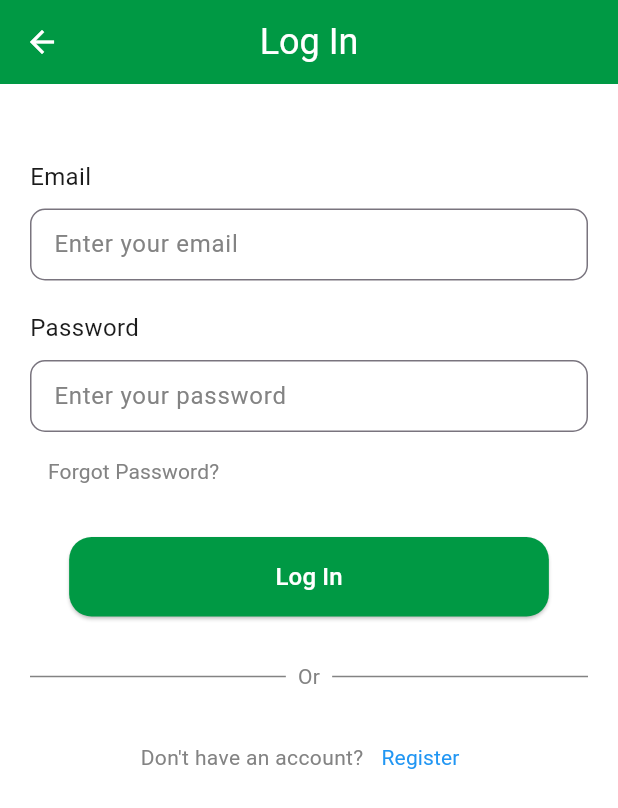
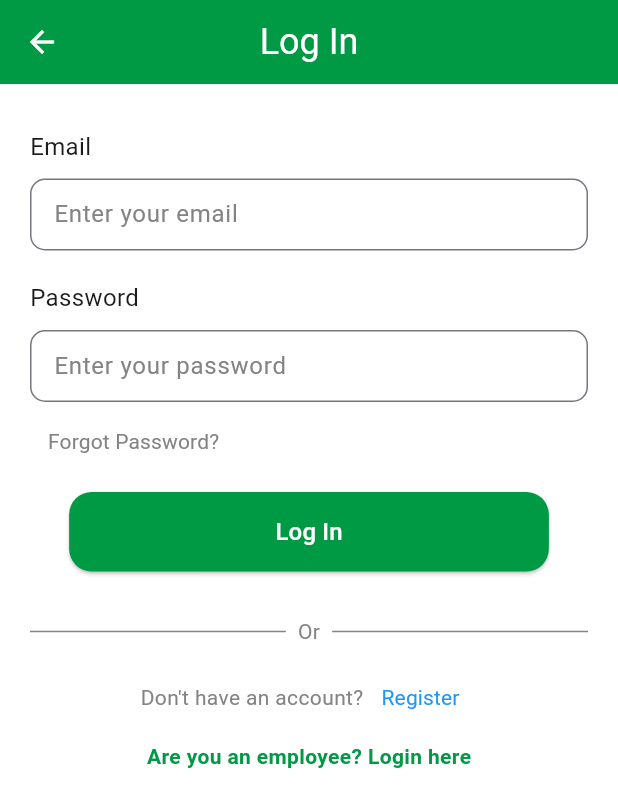
Before and after one commit to khushimadan/Fix-My-City, a Flutter app: the LogIn screen opened directly, on a phone screen of 412 x 824 dp. Shown: the top 808 px of the screen. Run offline on Flutter 3.47's test engine with Material 3 defaults, Android fonts, the phone set to English and light mode, and no system bars; our stand-ins replace cloud_firestore, firebase_auth, firebase_core, firebase_storage, geolocator, google_maps_flutter and 2 more; accounts and stored records are empty; Roboto replaces fonts that are missing (Poppins).

Commit message:
Update login_screen.dart

```diff
--- a/lib/screens/login_screen.dart
+++ b/lib/screens/login_screen.dart
@@ -1,9 +1,11 @@
 import 'package:fix_my_city/screens/forgot_password_screen.dart';
 import 'package:fix_my_city/screens/signup_screen.dart';
 import 'package:flutter/material.dart';
-import 'package:fix_my_city/widgets/bottom_nav_bar.dart';
+import 'package:fix_my_city/widgets/user_bottom_navbar.dart';
 import 'package:firebase_auth/firebase_auth.dart';
 import 'package:cloud_firestore/cloud_firestore.dart';
+import 'package:fix_my_city/screens/admin_login_screen.dart';
+import 'package:fix_my_city/screens/worker_login_screen.dart';
 
 class LogIn extends StatefulWidget {
   const LogIn({super.key});
@@ -103,7 +105,7 @@ class _LogInState extends State<LogIn> {
         body: SafeArea(
           child: SingleChildScrollView(
             child: Padding(
-              padding: const EdgeInsets.fromLTRB(20, 50, 20, 0),
+              padding: const EdgeInsets.fromLTRB(20, 30, 20, 0),
               child: Column(
                 children: [
                   const Align(
@@ -204,7 +206,7 @@ class _LogInState extends State<LogIn> {
                       ),
                     )
                   ]),
-                  const SizedBox(height: 20),
+                  const SizedBox(height: 10),
                   ElevatedButton(
                     onPressed: logIn,
                     style: ElevatedButton.styleFrom(
@@ -241,7 +243,7 @@ class _LogInState extends State<LogIn> {
                               0xFF838383))),
                     ],
                   ),
-                  const SizedBox(height: 20),
+                  const SizedBox(height: 10),
                   Row(mainAxisAlignment: MainAxisAlignment.center, children: [
                     const Text(
                       "Don't have an account?",
@@ -270,6 +272,41 @@ class _LogInState extends State<LogIn> {
                       ),
                     )
                   ]),
+                  const SizedBox(height: 5),
+                  GestureDetector(
+                    onTap: () {
+                      showModalBottomSheet(
+                        context: context,
+                        builder: (context) {
+                          return Column(
+                            mainAxisSize: MainAxisSize.min,
+                            children: [
+                              ListTile(
+                                title: Text("Login as Admin"),
+                                onTap: () {
+                                  Navigator.push(context, MaterialPageRoute(
+                                    builder: (context) => AdminLogIn(),
+                                  ));
+                                },
+                              ),
+                              ListTile(
+                                title: Text("Login as Worker"),
+                                onTap: () {
+                                  Navigator.push(context, MaterialPageRoute(
+                                    builder: (context) => WorkerLogIn(),
+                                  ));
+                                },
+                              ),
+                            ],
+                          );
+                        },
+                      );
+                    },
+                    child: Text(
+                      "Are you an employee? Login here",
+                      style: TextStyle(color: const Color(0xFF009944), fontWeight: FontWeight.bold,fontFamily: 'Poppins',fontSize: 14),
+                    ),
+                  ),
                 ],
               ),
             ),
```
